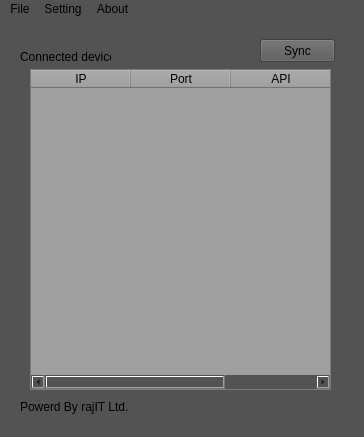
Qt form localserver.ui (Turjo47/Python-App) before a commit.
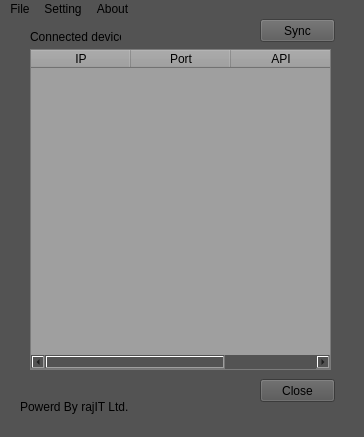
The same form after that commit. Icons and pictures are not drawn.

```diff
--- a/localserver.ui
+++ b/localserver.ui
@@ -20,8 +20,8 @@
    <widget class="QLabel" name="label">
     <property name="geometry">
      <rect>
-      <x>20</x>
-      <y>30</y>
+      <x>30</x>
+      <y>10</y>
       <width>91</width>
       <height>16</height>
      </rect>
@@ -47,7 +47,7 @@
     <property name="geometry">
      <rect>
       <x>260</x>
-      <y>20</y>
+      <y>0</y>
       <width>75</width>
       <height>23</height>
      </rect>
@@ -63,7 +63,7 @@
     <property name="geometry">
      <rect>
       <x>30</x>
-      <y>50</y>
+      <y>30</y>
       <width>301</width>
       <height>321</height>
      </rect>
@@ -87,6 +87,19 @@
      </property>
     </column>
    </widget>
+   <widget class="QPushButton" name="closeButton">
+    <property name="geometry">
+     <rect>
+      <x>260</x>
+      <y>360</y>
+      <width>75</width>
+      <height>23</height>
+     </rect>
+    </property>
+    <property name="text">
+     <string>Close</string>
+    </property>
+   </widget>
   </widget>
   <widget class="QMenuBar" name="menubar">
    <property name="geometry">
```
